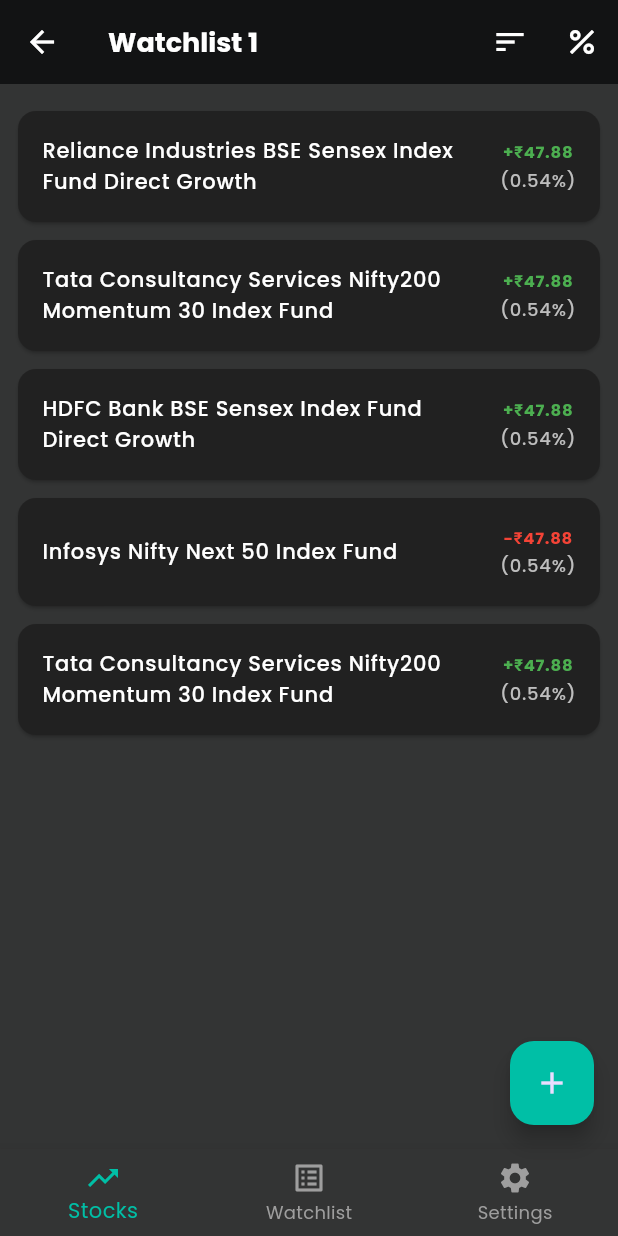
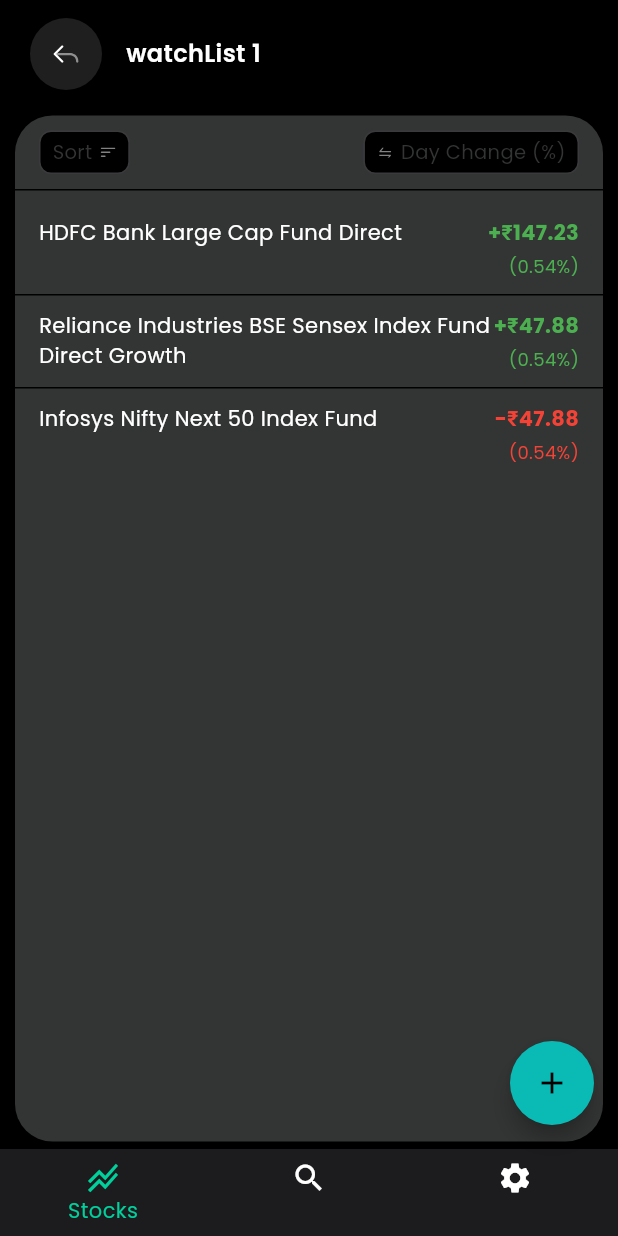
Before and after one commit to Abhishekpanchal07/stock_app, a Flutter app: the WatchlistScreen screen opened directly, on a phone screen of 412 x 824 dp. Run offline on Flutter 3.47's test engine with Material 3 defaults, Android fonts, the phone set to English and light mode, and no system bars; drawn by our look-alikes of flutter_slidable; our stand-ins replace connectivity_plus, dio, flutter_svg, get_it, hive_flutter; accounts and stored records are empty.

Commit message:
made watchList screen and delete stock bottomsheet

```diff
--- a/lib/core/constants/color_constants.dart
+++ b/lib/core/constants/color_constants.dart
@@ -6,10 +6,12 @@
   static const bgColor = Color(0xFF121314);
     static const Color green = Color(0xFF00FF9D); // Assuming for +₹ values
   static const Color red = Color(0xFFFF4747);   // Assuming for -₹ values
+  static const deleteStockColor = Color(0xFFDD654c); // Bold Red
   static const crimsonRed = Color(0xFFE04D4D); // Bold Red
   static const Color textColor = Colors.white;
   static const Color greyText = Colors.grey;
   static const Color whiteColor = Color(0xFFFFFFFF);
    static const Color blackColor = Color(0xFF000000);
+   static const Color addButtonColor = Color(0xFF0ABAB5);
   static const Color accentColor = Color(0xFF00BFA6); // For FAB and similar accents
 }
--- a/lib/core/constants/string_constants.dart
+++ b/lib/core/constants/string_constants.dart
@@ -1,16 +1,21 @@
 class StringConstants {
   static const appName = "Stock App";
   static const watchList1 = "watchList 1";
+  static const sort = "Sort";
+  static const dayChange = "Day Change (%)";
   static const addStock = "Add Stock";
   static const fontFamily = "poppins";
   static const searchStock = 'Search Stock';
   static const addToWatchList = 'Add to watchlist';
   static const cancel = 'Cancel';
+  static const deleteStock = 'Delete Stock';
   static const fetchingResults = "Fetching results...";
   static const noMatchingResultFound = "No matching stocks found.";
   static const searchAndAddStocks = "Search and add Stock to your watchList";
   static const noInternetErrorMessage = "No Internet Connection";
   static const requestCancelledErrorMessage = "Request was cancelled";
+  static const deleteFromwatchList = "Delete from watchlist";
+  static const followingStockDeleteText = "Following stock will be deleted from the watchlist. You can add it again anytime.";
   static const anUnExpectedErrorOccuredErrorMessage =
       "An unexpected error occurred";
   static const followingStockAddedText =
--- a/lib/core/constants/svg_image_constants.dart
+++ b/lib/core/constants/svg_image_constants.dart
@@ -1,3 +1,6 @@
 class SvgImageConstants {
   static const backIcon = "assets/images/svg/back_icon.svg";
+  static const sortIcon = "assets/images/svg/sort_icon.svg";
+  static const dayChangeIcon = "assets/images/svg/day_change_icon.svg";
+  static const deleteIcon = "assets/images/svg/delete_icon.svg";
 }
--- a/lib/main.dart
+++ b/lib/main.dart
@@ -2,7 +2,7 @@
 import 'package:beyond_stock_app/core/constants/provider_constants.dart';
 import 'package:beyond_stock_app/core/constants/string_constants.dart';
 import 'package:beyond_stock_app/core/di/di_setup.dart';
-import 'package:beyond_stock_app/screens/add_stock.dart';
+import 'package:beyond_stock_app/screens/add_stock/screen/add_stock.dart';
 import 'package:flutter/material.dart';
 import 'package:provider/provider.dart';
 
--- a/lib/screens/add_stock.dart
+++ b/lib/screens/add_stock/screen/add_stock.dart
@@ -69,26 +69,8 @@
 
                             return GestureDetector(
                               onTap: () {
-                                showCustomBottomSheet(
-                                  context: context,
-                                  title: StringConstants.addToWatchList,
-                                  description:
-                                      StringConstants.followingStockAddedText,
-                                  content: item.name ?? 'Unknown Stock',
-                                  istButton: CustomButton(
-                                    text: StringConstants.addToWatchList,
-                                    onPressed: () => Navigator.pop(context),
-                                    buttonColor: ColorConstants.whiteColor,
-                                    textColor: ColorConstants.blackColor,
-                                    borderColor: Colors.transparent,
-                                  ),
-                                  secondButton: CustomButton(
-                                    text: StringConstants.cancel,
-                                    buttonColor: ColorConstants.scaffoldBgColor,
-                                    textColor: ColorConstants.whiteColor,
-                                    borderColor: Colors.transparent,
-                                  ),
-                                );
+                                _addStockBottomSheet(
+                                    context: context, content: item.name);
                               },
                               child: Container(
                                 padding:
@@ -121,77 +103,29 @@
             ],
           ),
         ),
+      ),
+    );
+  }
 
-        /* body: Padding(
-          padding: const EdgeInsets.symmetric(horizontal: 16.0, vertical: 12),
-          child: Column(
-            children: [
-              // Search Bar
-              Consumer<SearchStockViewmodel>(
-                builder: (context, viewModel, child) {
-                  return CustomSearchBar(
-                    onChanged: viewModel.onSearchTextChanged,
-                  );
-                },
-              ),
-
-              SizedBox(height: 16),
-              // List
-              Expanded(
-                child: ListView.separated(
-                  itemCount: stockList.length,
-                  separatorBuilder: (_, __) => Divider(color: Colors.white24),
-                  itemBuilder: (context, index) {
-                    return Padding(
-                      padding: const EdgeInsets.symmetric(vertical: 12.0),
-                      child: GestureDetector(
-                        onTap: () {
+  void _addStockBottomSheet({required BuildContext context, String? content}) {
     showCustomBottomSheet(
       context: context,
       title: StringConstants.addToWatchList,
-                            description:
-                                StringConstants.followingStockAddedText,
-                            content: 'HDFC Bank Large Cap Fund Direct Growth ',
+      description: StringConstants.followingStockAddedText,
+      content: content ?? 'Unknown Stock',
       istButton: CustomButton(
         text: StringConstants.addToWatchList,
-                              onPressed: () {
-                                // handle add
-                                Navigator.pop(context);
-                              },
-                              buttonColor: Colors.white,
-                              textColor: Colors.black,
+        onPressed: () => Navigator.pop(context),
+        buttonColor: ColorConstants.whiteColor,
+        textColor: ColorConstants.blackColor,
         borderColor: Colors.transparent,
       ),
       secondButton: CustomButton(
         text: StringConstants.cancel,
-                              /* onPressed: () {
-                                // handle add
-                                Navigator.pop(context);
-                              }, */
         buttonColor: ColorConstants.scaffoldBgColor,
         textColor: ColorConstants.whiteColor,
         borderColor: Colors.transparent,
       ),
     );
-                        },
-                        child: Text(
-                          stockList[index],
-                          style: TextStyle(
-                            color: Colors.white,
-                            fontSize: 16,
-                            overflow: TextOverflow.ellipsis,
-                          ),
-                          maxLines: 2,
-                        ),
-                      ),
-                    );
-                  },
-                ),
-              ),
-            ],
-          ),
-        ), */
-      ),
-    );
   }
 }
--- a/lib/screens/watchlist.dart
+++ /dev/null
@@ -1,126 +0,0 @@
-import 'package:flutter/material.dart';
-
-class WatchlistScreen extends StatefulWidget {
-  const WatchlistScreen({super.key});
-
-  @override
-  State<WatchlistScreen> createState() => _WatchlistScreenState();
-}
-
-class _WatchlistScreenState extends State<WatchlistScreen> {
-  final List<WatchItem> watchlist = [
-    WatchItem(name: 'Reliance Industries BSE Sensex Index Fund Direct Growth', priceChange: 47.88),
-    WatchItem(name: 'Tata Consultancy Services Nifty200 Momentum 30 Index Fund', priceChange: 47.88),
-    WatchItem(name: 'HDFC Bank BSE Sensex Index Fund Direct Growth', priceChange: 47.88),
-    WatchItem(name: 'Infosys Nifty Next 50 Index Fund', priceChange: -47.88),
-    WatchItem(name: 'Tata Consultancy Services Nifty200 Momentum 30 Index Fund', priceChange: 47.88),
-  ];
-
-  void _deleteItem(int index) {
-    setState(() {
-      watchlist.removeAt(index);
-    });
-  }
-
-  @override
-  Widget build(BuildContext context) {
-    final isDark = Theme.of(context).brightness == Brightness.dark;
-
-    return Scaffold(
-      appBar: AppBar(
-        title: const Text('Watchlist 1'),
-        leading: const BackButton(),
-        actions: [
-          IconButton(
-            icon: const Icon(Icons.sort),
-            onPressed: () {
-              // Sorting logic here
-            },
-          ),
-          IconButton(
-            icon: const Icon(Icons.percent),
-            onPressed: () {
-              // Day change logic here
-            },
-          ),
-        ],
-      ),
-      body: ListView.builder(
-        itemCount: watchlist.length,
-        padding: const EdgeInsets.all(12),
-        itemBuilder: (context, index) {
-          final item = watchlist[index];
-          return Dismissible(
-            key: ValueKey(item.name),
-            direction: DismissDirection.endToStart,
-            background: Container(
-              alignment: Alignment.centerRight,
-              padding: const EdgeInsets.symmetric(horizontal: 20),
-              color: Colors.red,
-              child: const Icon(Icons.delete, color: Colors.white),
-            ),
-            onDismissed: (_) => _deleteItem(index),
-            child: Card(
-              color: isDark ? Colors.grey[900] : Colors.white,
-              margin: const EdgeInsets.symmetric(vertical: 6),
-              child: ListTile(
-                contentPadding: const EdgeInsets.symmetric(horizontal: 16, vertical: 8),
-                title: Text(
-                  item.name,
-                  style: TextStyle(
-                    color: isDark ? Colors.white : Colors.black,
-                    fontSize: 14,
-                    fontWeight: FontWeight.w500,
-                  ),
-                ),
-                trailing: Column(
-                  mainAxisAlignment: MainAxisAlignment.center,
-                  children: [
-                    Text(
-                      item.priceChange > 0
-                          ? '+₹${item.priceChange.toStringAsFixed(2)}'
-                          : '-₹${item.priceChange.abs().toStringAsFixed(2)}',
-                      style: TextStyle(
-                        color: item.priceChange >= 0 ? Colors.green : Colors.red,
-                        fontWeight: FontWeight.bold,
-                      ),
-                    ),
-                    const SizedBox(height: 2),
-                    Text(
-                      '(0.54%)',
-                      style: TextStyle(
-                        fontSize: 12,
-                        color: isDark ? Colors.grey[400] : Colors.grey[600],
-                      ),
-                    ),
-                  ],
-                ),
-              ),
-            ),
-          );
-        },
-      ),
-      floatingActionButton: FloatingActionButton(
-        onPressed: () {
-          // Add stock logic
-        },
-        child: const Icon(Icons.add),
-      ),
-      bottomNavigationBar: BottomNavigationBar(
-        currentIndex: 0,
-        items: const [
-          BottomNavigationBarItem(icon: Icon(Icons.trending_up), label: 'Stocks'),
-          BottomNavigationBarItem(icon: Icon(Icons.list_alt), label: 'Watchlist'),
-          BottomNavigationBarItem(icon: Icon(Icons.settings), label: 'Settings'),
-        ],
-      ),
-    );
-  }
-}
-
-class WatchItem {
-  final String name;
-  final double priceChange;
-
-  WatchItem({required this.name, required this.priceChange});
-}
--- /dev/null
+++ b/lib/screens/watchlist/screens/watchlist.dart
@@ -0,0 +1,72 @@
+import 'package:beyond_stock_app/core/constants/color_constants.dart';
+import 'package:beyond_stock_app/core/constants/string_constants.dart';
+import 'package:beyond_stock_app/screens/watchlist/widget/stock_filter_buttons.dart';
+import 'package:beyond_stock_app/screens/watchlist/widget/stock_list_view.dart';
+import 'package:beyond_stock_app/widgets/common_helper_widgets/custom_app_bar.dart';
+import 'package:flutter/material.dart';
+
+class WatchlistScreen extends StatefulWidget {
+  const WatchlistScreen({super.key});
+
+  @override
+  State<WatchlistScreen> createState() => _WatchlistScreenState();
+}
+
+class _WatchlistScreenState extends State<WatchlistScreen> {
+  @override
+  Widget build(BuildContext context) {
+    return Scaffold(
+      backgroundColor: ColorConstants.blackColor,
+      appBar: CustomAppBar(
+        backgroundColor: ColorConstants.blackColor,
+        title: StringConstants.watchList1,
+        fontSize: 16,
+        fontWeight: FontWeight.w600,
+      ),
+      body: Container(
+        margin: EdgeInsets.symmetric(horizontal: 10, vertical: 5),
+        decoration: BoxDecoration(
+            color: ColorConstants.scaffoldBgColor,
+            borderRadius: BorderRadius.circular(25)),
+        child: Column(
+          children: [
+            Padding(
+              padding: EdgeInsets.symmetric(horizontal: 16.0, vertical: 10),
+              child: SortFilterButtons(),
+            ),
+            Divider(color: ColorConstants.blackColor, thickness: 1, height: 1),
+            Expanded(child: StockListView()),
+          ],
+        ),
+      ),
+      floatingActionButton: FloatingActionButton(
+        backgroundColor: ColorConstants.addButtonColor,
+        shape: CircleBorder(),
+        onPressed: () {},
+        child: const Icon(Icons.add, color: ColorConstants.blackColor),
+      ),
+      floatingActionButtonLocation: FloatingActionButtonLocation.endFloat,
+      bottomNavigationBar: BottomNavigationBar(
+        backgroundColor: const Color(0xFF1C1C1E),
+        selectedItemColor: const Color(0xFF00D09C),
+        unselectedItemColor: Colors.white,
+        items: const [
+          BottomNavigationBarItem(
+            icon: Icon(Icons.stacked_line_chart),
+            label: 'Stocks',
+          ),
+          BottomNavigationBarItem(
+            icon: Icon(Icons.search),
+            label: '',
+          ),
+          BottomNavigationBarItem(
+            icon: Icon(Icons.settings),
+            label: '',
+          ),
+        ],
+        currentIndex: 0,
+        onTap: (index) {},
+      ),
+    );
+  }
+}
--- /dev/null
+++ b/lib/screens/watchlist/widget/stock_filter_buttons.dart
@@ -0,0 +1,59 @@
+// sort_filter_buttons.dart
+import 'package:flutter/material.dart';
+import 'package:beyond_stock_app/core/constants/color_constants.dart';
+import 'package:beyond_stock_app/core/constants/string_constants.dart';
+import 'package:beyond_stock_app/core/constants/svg_image_constants.dart';
+import 'package:beyond_stock_app/widgets/common_helper_widgets/svg_image.dart';
+
+class SortFilterButtons extends StatelessWidget {
+  const SortFilterButtons({super.key});
+
+  Widget _buildButton({
+    required String title,
+    required String imagePath,
+    required bool iconBeforeText,
+  }) {
+    return Container(
+      padding: const EdgeInsets.symmetric(horizontal: 8, vertical: 4),
+      decoration: BoxDecoration(
+        color: ColorConstants.blackColor,
+        borderRadius: BorderRadius.circular(8),
+        border: Border.all(color: const Color(0xFF3A3A3D)),
+      ),
+      child: Row(
+        children: iconBeforeText
+            ? [
+                SvgImage(imagePath: imagePath, height: 7, width: 11),
+                const SizedBox(width: 5),
+                Text(title,
+                    style: const TextStyle(
+                        color: ColorConstants.scaffoldBgColor, fontSize: 13)),
+              ]
+            : [
+                Text(title,
+                    style: const TextStyle(
+                        color: ColorConstants.scaffoldBgColor, fontSize: 13)),
+                const SizedBox(width: 5),
+                SvgImage(imagePath: imagePath, height: 7, width: 11),
+              ],
+      ),
+    );
+  }
+
+  @override
+  Widget build(BuildContext context) {
+    return Row(
+      mainAxisAlignment: MainAxisAlignment.spaceBetween,
+      children: [
+        _buildButton(
+            title: StringConstants.sort,
+            imagePath: SvgImageConstants.sortIcon,
+            iconBeforeText: false),
+        _buildButton(
+            title: StringConstants.dayChange,
+            imagePath: SvgImageConstants.dayChangeIcon,
+            iconBeforeText: true),
+      ],
+    );
+  }
+}
--- /dev/null
+++ b/lib/screens/watchlist/widget/stock_list_view.dart
@@ -0,0 +1,151 @@
+// stock_tile.dart
+import 'package:beyond_stock_app/core/constants/string_constants.dart';
+import 'package:beyond_stock_app/widgets/common_helper_widgets/custom_bottom_sheet.dart';
+import 'package:beyond_stock_app/widgets/common_helper_widgets/custom_button.dart';
+import 'package:flutter/material.dart';
+import 'package:flutter_slidable/flutter_slidable.dart';
+import 'package:beyond_stock_app/core/constants/color_constants.dart';
+import 'package:beyond_stock_app/core/constants/svg_image_constants.dart';
+import 'package:beyond_stock_app/widgets/common_helper_widgets/svg_image.dart';
+
+class StockListView extends StatelessWidget {
+  const StockListView({super.key});
+
+  @override
+  Widget build(BuildContext context) {
+    List<Map<String, dynamic>> stockList = [
+      {
+        'name': 'HDFC Bank Large Cap Fund Direct',
+        'priceChange': '+₹147.23',
+        'percentage': '(0.54%)',
+        'isPositive': true,
+      },
+      {
+        'name': 'Reliance Industries BSE Sensex Index Fund Direct Growth',
+        'priceChange': '+₹47.88',
+        'percentage': '(0.54%)',
+        'isPositive': true,
+      },
+      {
+        'name': 'Infosys Nifty Next 50 Index Fund',
+        'priceChange': '-₹47.88',
+        'percentage': '(0.54%)',
+        'isPositive': false,
+      },
+    ];
+
+    return ListView.separated(
+      itemCount: stockList.length,
+      padding: const EdgeInsets.symmetric(vertical: 8),
+      separatorBuilder: (_, __) => const Divider(
+        color: ColorConstants.blackColor,
+        thickness: 1,
+        height: 1,
+      ),
+      itemBuilder: (context, index) {
+        final stock = stockList[index];
+
+        return ClipRRect(
+          borderRadius: BorderRadius.circular(0), // Optional, use 12 if needed
+          clipBehavior: Clip.hardEdge,
+          child: Slidable(
+            key: ValueKey(stock['name']),
+            endActionPane: ActionPane(
+              motion: const DrawerMotion(),
+              extentRatio: 0.2,
+              children: [
+                CustomSlidableAction(
+                  onPressed: (_) {
+                    _deleteStockBottomSheet(
+                        context: context, content: stock['name']);
+                  },
+                  backgroundColor: Colors.transparent,
+                  autoClose: true,
+                  padding: EdgeInsets.zero,
+                  child: Container(
+                    decoration: BoxDecoration(
+                      color: Colors.red.withAlpha(30),
+                      shape: BoxShape.circle,
+                    ),
+                    padding: const EdgeInsets.all(10),
+                    child: SvgImage(
+                      imagePath: SvgImageConstants.deleteIcon,
+                      height: 20,
+                      width: 20,
+                    ),
+                  ),
+                ),
+              ],
+            ),
+            child: Container(
+              color: Colors.transparent,
+              padding:
+                  const EdgeInsets.symmetric(horizontal: 16.0, vertical: 10),
+              child: Row(
+                crossAxisAlignment: CrossAxisAlignment.start,
+                children: [
+                  Expanded(
+                    child: Text(
+                      stock['name'],
+                      style: const TextStyle(
+                        color: Colors.white,
+                        fontSize: 14,
+                        height: 1.4,
+                      ),
+                    ),
+                  ),
+                  Column(
+                    crossAxisAlignment: CrossAxisAlignment.end,
+                    children: [
+                      Text(
+                        stock['priceChange'],
+                        style: TextStyle(
+                          color:
+                              stock['isPositive'] ? Colors.green : Colors.red,
+                          fontWeight: FontWeight.bold,
+                          fontSize: 14,
+                        ),
+                      ),
+                      const SizedBox(height: 4),
+                      Text(
+                        stock['percentage'],
+                        style: TextStyle(
+                          color:
+                              stock['isPositive'] ? Colors.green : Colors.red,
+                          fontSize: 12,
+                        ),
+                      ),
+                    ],
+                  ),
+                ],
+              ),
+            ),
+          ),
+        );
+      },
+    );
+  }
+
+  void _deleteStockBottomSheet(
+      {required BuildContext context, String? content}) {
+    showCustomBottomSheet(
+      context: context,
+      title: StringConstants.deleteFromwatchList,
+      description: StringConstants.followingStockDeleteText,
+      content: content ?? 'Unknown Stock',
+      istButton: CustomButton(
+        text: StringConstants.deleteStock,
+        onPressed: () => Navigator.pop(context),
+        buttonColor: ColorConstants.scaffoldBgColor,
+        textColor: ColorConstants.deleteStockColor,
+        borderColor: ColorConstants.deleteStockColor,
+      ),
+      secondButton: CustomButton(
+        text: StringConstants.cancel,
+        buttonColor: ColorConstants.whiteColor,
+        textColor: ColorConstants.blackColor,
+        borderColor: Colors.transparent,
+      ),
+    );
+  }
+}
--- a/lib/widgets/common_helper_widgets/custom_app_bar.dart
+++ b/lib/widgets/common_helper_widgets/custom_app_bar.dart
@@ -7,9 +7,10 @@
   final String title;
   final double? fontSize;
   final FontWeight? fontWeight;
+  final Color? backgroundColor;
 
   const CustomAppBar(
-      {super.key, required this.title, this.fontSize, this.fontWeight});
+      {super.key, required this.title, this.fontSize, this.fontWeight, this.backgroundColor});
 
   @override
   Widget build(BuildContext context) {
@@ -18,7 +19,7 @@
         height: preferredSize.height,
         padding: const EdgeInsets.symmetric(horizontal: 20),
         decoration: BoxDecoration(
-          color: ColorConstants.scaffoldBgColor, // Use your scaffold color
+          color: backgroundColor ?? ColorConstants.scaffoldBgColor, // Use your scaffold color
         ),
         child: Row(
           children: [
--- a/pubspec.yaml
+++ b/pubspec.yaml
@@ -40,6 +40,7 @@
   connectivity_plus: ^6.1.4
   get_it: ^8.0.2
   hive_flutter: ^1.1.0
+  flutter_slidable: ^4.0.0
 
 dev_dependencies:
   flutter_test:
```
Also changed, not shown: assets/images/svg/day_change_icon.svg (added), assets/images/svg/delete_icon.svg (added), assets/images/svg/sort_icon.svg (added). Lines whose indentation alone changed are shown as unchanged.
